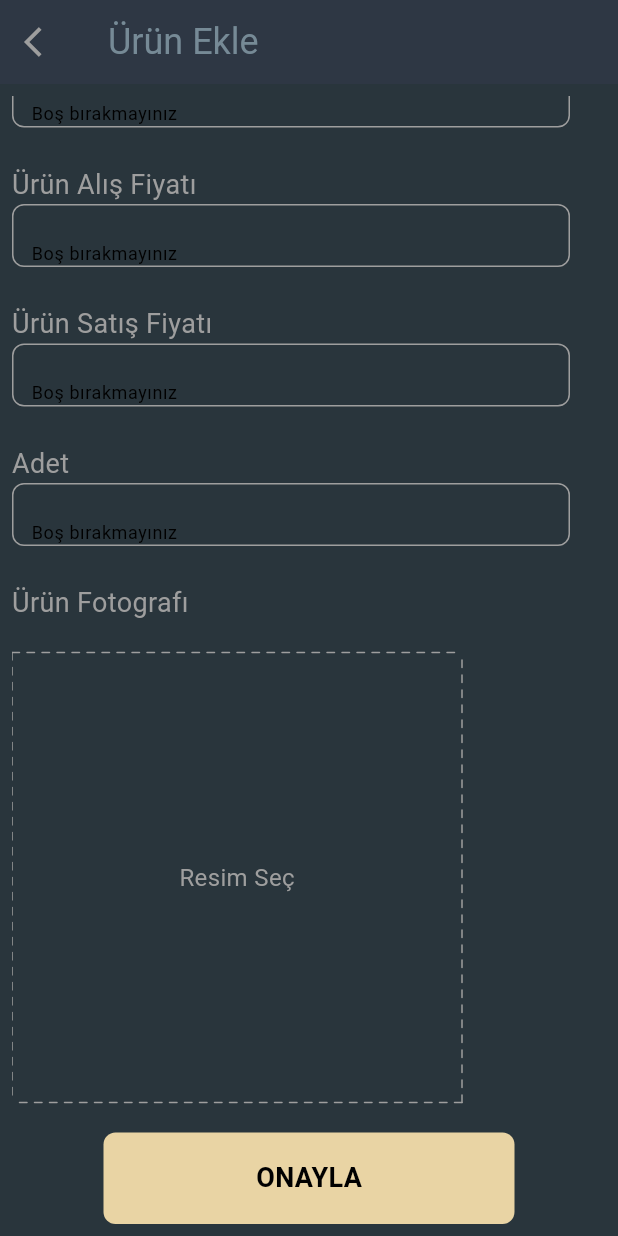
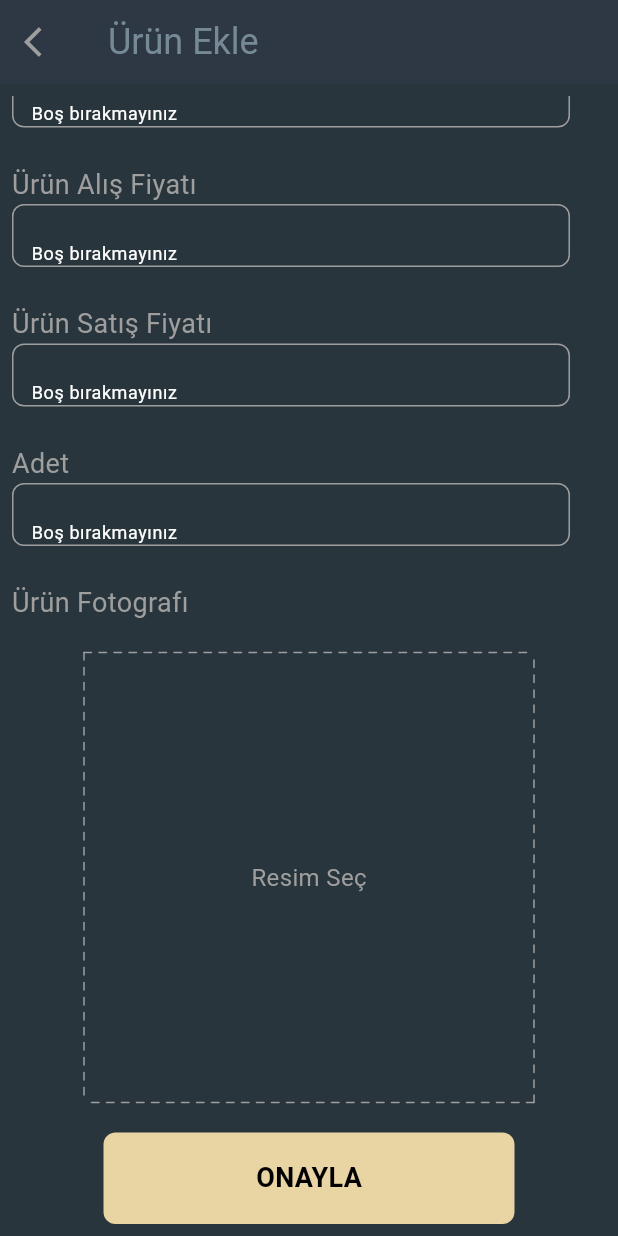
Before and after one commit to coderlawyerr/mycasebook, a Flutter app: the AddProduct screen opened directly, scrolled down 72 dp, after a tap on "Resim Seç", on a phone screen of 412 x 824 dp. Run offline on Flutter 3.47's test engine with Material 3 defaults, Android fonts, the phone set to English and light mode, and no system bars; our stand-ins replace cloud_firestore, firebase_auth, firebase_core, firebase_storage, image_picker, pie_chart and 1 more; missing offline and left inert: omni_datetime_picker; accounts and stored records are empty.

Commit message:
add
upgrade

```diff
--- a/lib/Services/databaseService.dart
+++ b/lib/Services/databaseService.dart
@@ -522,8 +522,8 @@ class DataBaseService {
       double total = totalIncome + totalOutcome;
 
       // Veri haritasına gelir ve gider yüzdelerini ekle
-      data["Gelirler - $totalIncome TL"] = (100.0 * totalIncome) / total;
-      data["Giderler - $totalOutcome TL"] = (100.0 * totalOutcome) / total;
+      data["Gelirler : $totalIncome TL"] = (100.0 * totalIncome) / total;
+      data["Giderler : $totalOutcome TL"] = (100.0 * totalOutcome) / total;
 
       // İstatistik verilerini düzenle ve döndür
       return data;
--- a/lib/widgets/photo.dart
+++ b/lib/widgets/photo.dart
@@ -1,86 +1,72 @@
-import 'dart:io';
-import 'package:flutter/material.dart';
-import 'package:image_picker/image_picker.dart';
+/*
+
+Bu widget, kullanıcının galeriden bir resim seçmesine olanak tanır.
+
+
+*/
+
+import 'dart:io'; // Dosya işlemleri için gerekli kütüphane
+import 'package:flutter/material.dart'; // Flutter'ın temel widget'ları
+import 'package:image_picker/image_picker.dart'; // Resim seçmek için gerekli kütüphane
 
 class ProductPhoto extends StatefulWidget {
-  final void Function(File)?
-      onPhotoSelected; // e varmış zaten bda baktif mi kullanıyor msuun? ısde dosyayı secebılıyorum max hersey bırbırıne gırdıı suan kafam karıstıı
+  final void Function(File)? onPhotoSelected; // Seçilen fotoğrafı geri bildirim olarak göndermek için bir callback fonksiyonu
+
   const ProductPhoto({super.key, this.onPhotoSelected});
   @override
-  State<ProductPhoto> createState() => _ProductPhotoState();
+  State<ProductPhoto> createState() => _ProductPhotoState(); // State oluşturma
 }
 
 class _ProductPhotoState extends State<ProductPhoto> {
-  File? _image;
+  File? _image; // Seçilen resim dosyasını tutacak değişken
 
-// buraya bir fonksiyon ekliyebilirsin dışarıdan alınan. bu fonksiyon geriye seçilen resmi döndürür
-  /*  Future<void> dosyayukle() async {
-    // ben hızlı olsun diye kopyaladım. sen sonra düzenlersin kodları
-    final storageRef = FirebaseStorage.instance
-        .ref()
-        .child("productphoto")
-        .child("${const Uuid().v1()}.png");
-    // burada son child dosyanın adıymış! burada resmi yuklerken resme özel id verebilirsin.
-    // sonra bu id yi kaydedip ürünler sayfasında çektiğinde alakalı resmi bulursun.
-    // benden bu kadar
-
-    // bu resimleri topalyacağın klasör olduğu için hedefin burası. son child bu olmalı
-
-    try {
-      await storageRef.putFile(_image!);
-      debugPrint("ref: oldu!");
-    } on firebase_core.FirebaseException {
-      // deni bi
-      debugPrint(
-          "HATA"); // dosyayukle bunu çalıştırmadık ki boşta bekliyor!! yukleme butonun nerede
-    }
-  } */
-
-  final picker = ImagePicker();
-//kullanıcı galerıden bır resım  sectiğinde bu işlev calısır
+  final picker = ImagePicker(); // ImagePicker nesnesi
+///galerıden resım secme için
   Future getImage() async {
-    // bu fonksiyon çalıştığında geri döndürdüğü resim kullanıcınn seçtiği resim. sen bunu ekrana yazdırıyorsun.
-    // düzenlemen gereken onayla butonuyla keydetme işlemini gerçekleştirmek. ben test etmek için hızlıca ekledim sadece. textfieldi düzeltince eklersin onayla butonuna.
-    final pickedFile = await picker.pickImage(source: ImageSource.gallery);
+    // Galeriden resim seçmek için fonksiyon
+    final pickedFile = await picker.pickImage(source: ImageSource.gallery); // Galeriden resim seç
 
     setState(() {
-      //eger bır resım secılmısse secılen resımı gostermek ııcn
+      // Ekranı güncelle
       if (pickedFile != null) {
-        _image = File(pickedFile.path);
-        //();
-        // denermisimn sorun su  text feıeldlerı dolduramadıgımız ıcın onaylayıp acaba
+        // Eğer resim seçildiyse
+        _image = File(pickedFile.path); // Seçilen resmin dosya yolunu al ve _image değişkenine ata
         if (widget.onPhotoSelected != null) {
-          widget.onPhotoSelected!(_image!); // Callback fonksiyonunu çağır
+          // Eğer callback fonksiyonu tanımlandıysa
+          widget.onPhotoSelected!(_image!); // Callback fonksiyonunu çağır ve seçilen resmi gönder
         }
       } else {
-        print('Görüntü seçilmedi.');
+        print('Görüntü seçilmedi.'); // Resim seçilmediyse konsola mesaj yaz
       }
     });
   }
 
   @override
   Widget build(BuildContext context) {
+    // Widget ağacını oluştur
     return Column(
       children: [
-        const SizedBox(height: 20),
+        const SizedBox(height: 20), // Sabit yüksekliğe sahip boşluk
         GestureDetector(
-          onTap: getImage,
+          onTap: getImage, // Dokunma olayında getImage fonksiyonunu çağır
           child: SizedBox(
-            width: 300,
-            height: 300,
+            width: 300, // Kutunun genişliği
+            height: 300, // Kutunun yüksekliği
             child: CustomPaint(
-              // Özel çizim işlevini kullanarak kesik çizgili çerçeve oluştur
-              painter: DottedBorderPainter(),
+              // Özel bir çizim yapabilmek için CustomPaint widget'ı
+              painter: DottedBorderPainter(), // DottedBorderPainter sınıfını kullanarak kenarlıkları çiz
               child: _image == null
                   ? const Center(
+                      // Eğer resim seçilmediyse
                       child: Text(
-                        'Resim Seç',
-                        style: TextStyle(color: Colors.grey, fontSize: 16),
+                        'Resim Seç', // Ortada "Resim Seç" metnini göster
+                        style: TextStyle(color: Colors.grey, fontSize: 16), // Metin stili
                       ),
                     )
                   : ClipRRect(
-                      borderRadius: BorderRadius.circular(8.0),
-                      child: Image.file(_image!, fit: BoxFit.cover),
+                      // Eğer resim seçildiyse
+                      borderRadius: BorderRadius.circular(8.0), // Resim köşelerini yuvarla
+                      child: Image.file(_image!, fit: BoxFit.cover), // Resmi göster ve kutuyu tamamen dolduracak şekilde ölçeklendir
                     ),
             ),
           ),
@@ -97,28 +83,26 @@ class DottedBorderPainter extends CustomPainter {
     final paint = Paint()
       ..color = Colors.grey
       ..strokeWidth = 1
-      ..style = PaintingStyle.stroke //Stili çizgi olarak ayarla
+      ..style = PaintingStyle.stroke // Stili çizgi olarak ayarla
       ..strokeCap = StrokeCap.round; // Çizgi uçlarını yuvarlak yap
 
     // Kesik çizgilerin uzunluğu ve aralığını belirle
     const dashWidth = 5;
     const dashSpace = 5;
+
     // Yatay kesik çizgileri çiz
     double startY = 0;
     while (startY < size.height) {
       // Her bir kesik çizgiyi çizmek için canvas.drawLine kullan
       canvas.drawLine(
         Offset(0, startY), // Çizginin başlangıç noktası (x=0, y=startY)
-        Offset(
-            0,
-            startY +
-                dashWidth), // Çizginin bitiş noktası (x=0, y=startY + dashWidth)
+        Offset(0, startY + dashWidth), // Çizginin bitiş noktası (x=0, y=startY + dashWidth)
         paint,
       );
       // Bir sonraki kesik çizgi için başlangıç noktasını güncelle
-      startY +=
-          dashWidth + dashSpace; // Kesik çizgi uzunluğu ve aralığı kadar arttır
+      startY += dashWidth + dashSpace; // Kesik çizgi uzunluğu ve aralığı kadar arttır
     }
+
     // Dikey kesik çizgileri çiz
     double startX = 0;
     while (startX < size.width) {
@@ -131,6 +115,7 @@ class DottedBorderPainter extends CustomPainter {
       startX += dashWidth + dashSpace;
     }
 
+    // Sağ alt köşeden yukarı doğru kesik çizgileri çiz
     double endY = size.height;
     while (endY > 0) {
       canvas.drawLine(
@@ -140,7 +125,8 @@ class DottedBorderPainter extends CustomPainter {
       );
       endY -= dashWidth + dashSpace;
     }
-    // Sağ alt köşeden yukarı doğru kesik çizgileri çiz
+
+    // Sağ alt köşeden sola doğru kesik çizgileri çiz
     double endX = size.width;
     while (endX > 0) {
       canvas.drawLine(
@@ -153,5 +139,5 @@ class DottedBorderPainter extends CustomPainter {
   }
 
   @override
-  bool shouldRepaint(covariant CustomPainter oldDelegate) => false;
+  bool shouldRepaint(covariant CustomPainter oldDelegate) => false; // Yeniden boyama gerekip gerekmediğini belirler
 }
--- a/lib/widgets/textfield.dart
+++ b/lib/widgets/textfield.dart
@@ -1,6 +1,4 @@
 import 'package:flutter/material.dart';
-
-
 
 Widget customTextField({TextEditingController? controller, String? hint}) {
   return Container(
@@ -26,7 +24,7 @@ Widget customTextField({TextEditingController? controller, String? hint}) {
           borderSide: BorderSide(color: Colors.grey),
           borderRadius: BorderRadius.circular(8),
         ),
-        errorStyle: const TextStyle(color: Colors.black), // Hata mesajı stili
+        errorStyle: const TextStyle(color: Colors.white), // Hata mesajı stili
       ),
       autovalidateMode: AutovalidateMode.always,
       validator: (value) => value!.isEmpty ? "Boş bırakmayınız" : null,
--- a/lib/wiew/add_product.dart
+++ b/lib/wiew/add_product.dart
@@ -1,9 +1,7 @@
 import 'dart:developer';
 import 'dart:io';
 
-import 'package:cloud_firestore/cloud_firestore.dart';
 import 'package:firebase_auth/firebase_auth.dart';
-import 'package:firebase_storage/firebase_storage.dart';
 
 import 'package:flutter/material.dart';
 import 'package:flutter_application_1/Services/authService.dart';
@@ -13,9 +11,8 @@ import 'package:flutter_application_1/models/product_model.dart';
 import 'package:flutter_application_1/widgets/button.dart';
 import 'package:flutter_application_1/widgets/photo.dart';
 import 'package:flutter_application_1/widgets/textwidget.dart';
-import 'package:flutter_application_1/wiew/overview.dart';
+import 'package:flutter_application_1/wiew/dashboard.dart';
 import 'package:image_picker/image_picker.dart';
-import 'package:uuid/uuid.dart';
 
 import '../Services/storageService.dart';
 
@@ -33,17 +30,15 @@ class AddProduct extends StatefulWidget {
 }
 
 class _AddProductState extends State<AddProduct> {
-  File? yuklenecekDosya;
+  File? yuklenecekDosya; //yuklenecek dosyayı tutar
 
   FirebaseAuth auth = FirebaseAuth.instance;
   String? indirmeBaglantisi;
-  XFile? selectedImage;
+  XFile? selectedImage; //secılen resmı tutar
   @override
   void initState() {
     super.initState();
   }
-
-
 
   DataBaseService databaseService = DataBaseService();
 
@@ -111,23 +106,26 @@ class _AddProductState extends State<AddProduct> {
 
                   ///ürün fotografı
                   const CustomTextWidget(text: "Ürün Fotografı"),
+                  // kullanıcı bir ürün fotoğrafı seçtiğinde gerçekleştirilecek işlemleri tanımlar.
+                  Center(
+                    child: ProductPhoto(
+                      onPhotoSelected: (resim) async {
+                        final picker =
+                            ImagePicker(); // ImagePicker nesnesi oluşturuluyor
+                        selectedImage = await picker.pickImage(
+                            source: ImageSource
+                                .gallery); // Kullanıcı galeriden bir resim seçiyor
+                        log("Resim seçildi: ${selectedImage!.path}"); // Seçilen resmin yolunu logluyoruz
 
-                  ProductPhoto(
-                    onPhotoSelected: (resim) async {
-                      final picker = ImagePicker();
-                      selectedImage =
-                          await picker.pickImage(source: ImageSource.gallery);
-                      log("Resim seçildi: ${selectedImage!.path}");
+                        debugPrint("Seçilen resim: ${resim.path}");
 
-                      debugPrint("Seçilen resim: ${resim.path}");
-                      // bir resim seç yeniden seç
-                      // buada zaten resim seçildiğinde dönüyor
-                      yuklenecekDosya = resim;
-                      // resim seçildiğinde b otomatik doldurlacak.
-                      // onayla butonuna bsatığında bu "yuklenecekDosya" değişkeninin dolu olduğunu kontrol et
-                      // dolu ise storageye kaydet
-                      var secilenResim = resim;
-                    },
+                        yuklenecekDosya =
+                            resim; // Seçilen dosyayı yuklenecekDosya değişkenine atıyoruz
+
+                        var secilenResim =
+                            resim; // Seçilen resmi secilenResim değişkenine atıyoruz
+                      },
+                    ),
                   ), //
                   SizedBox(height: 20),
                   Center(
@@ -144,9 +142,10 @@ class _AddProductState extends State<AddProduct> {
                             productAmount.text.isNotEmpty) {
                           //
                           // Eğer işlem ekleme modunda ise
-                          final photoUrl = await StorageService()
-                              .uploadProductImage(
-                                  imagePath: selectedImage); // resmi yükle
+                          final photoUrl =
+                              await StorageService() //// Resmi yükle ve URL'yi al
+                                  .uploadProductImage(
+                                      imagePath: selectedImage); // resmi yükle
                           if (widget.mod == AddProductMod.add) {
                             // Yeni bir ürün modeli oluştur
                             ProductModel product = ProductModel();
@@ -262,7 +261,7 @@ class _AddProductState extends State<AddProduct> {
         decoration: InputDecoration(
           border: InputBorder.none, // İç kenarlık
           contentPadding: EdgeInsets.symmetric(horizontal: 12), // İç boşluk
-          errorStyle: TextStyle(color: Colors.black), // Hata rengi
+          errorStyle: TextStyle(color: Colors.white), // Hata rengi
         ),
         style: TextStyle(color: Colors.white),
       ),
--- a/lib/wiew/product.dart
+++ b/lib/wiew/product.dart
@@ -6,7 +6,7 @@ import 'package:flutter_application_1/models/product_model.dart';
 import 'package:flutter_application_1/widgets/card.dart';
 import 'package:flutter_application_1/widgets/search.dart';
 import 'package:flutter_application_1/wiew/add_product.dart';
-import 'package:flutter_application_1/wiew/overview.dart';
+import 'package:flutter_application_1/wiew/dashboard.dart';
 
 class Product extends StatefulWidget {
   const Product({Key? key}) : super(key: key);
--- a/lib/wiew/splash.dart
+++ b/lib/wiew/splash.dart
@@ -7,7 +7,7 @@ import 'package:flutter/material.dart';
 import 'package:flutter_application_1/Services/authService.dart';
 import 'package:flutter_application_1/Services/databaseService.dart';
 import 'package:flutter_application_1/models/userModel.dart';
-import 'package:flutter_application_1/wiew/overview.dart';
+import 'package:flutter_application_1/wiew/dashboard.dart';
 import 'package:flutter_application_1/wiew/welcome.dart';
 
 class Splash extends StatefulWidget {
--- a/lib/wiew/suplier_and_customer_add.dart
+++ b/lib/wiew/suplier_and_customer_add.dart
@@ -237,7 +237,7 @@ class _SupplierAndCustomerAddState extends State<SupplierAndCustomerAdd> {
         decoration: InputDecoration(
           border: InputBorder.none, // İç kenarlık
           contentPadding: EdgeInsets.symmetric(horizontal: 12), // İç boşluk
-          errorStyle: TextStyle(color: Colors.black), // Hata rengi
+          errorStyle: TextStyle(color: Colors.white), // Hata rengi
         ),
         style: TextStyle(color: Colors.white),
       ),
--- a/lib/wiew/things_todo.dart
+++ b/lib/wiew/things_todo.dart
@@ -8,7 +8,7 @@ import 'package:flutter_application_1/widgets/button.dart';
 import 'package:flutter_application_1/widgets/dataList.dart';
 import 'package:flutter_application_1/widgets/textwidget.dart';
 import 'package:flutter_application_1/widgets/todo_date.dart';
-import 'package:flutter_application_1/wiew/overview.dart';
+import 'package:flutter_application_1/wiew/dashboard.dart';
 
 class Todo extends StatefulWidget {
   const Todo({
--- a/lib/wiew/welcome.dart
+++ b/lib/wiew/welcome.dart
@@ -12,7 +12,7 @@ import 'package:flutter_application_1/widgets/button.dart';
 import 'package:flutter_application_1/widgets/textfield.dart';
 import 'package:flutter_application_1/widgets/textwidget.dart';
 import 'package:flutter_application_1/wiew/forgot_password.dart';
-import 'package:flutter_application_1/wiew/overview.dart';
+import 'package:flutter_application_1/wiew/dashboard.dart';
 import 'package:flutter_application_1/wiew/register.dart';
 
 class LoginPage extends StatelessWidget {
```
Also changed, not shown: lib/Services/storageService.dart (+9 -38 lines), lib/wiew/sales.dart (+4 -4 lines), lib/wiew/dashboard.dart (renamed from lib/wiew/overview.dart).
